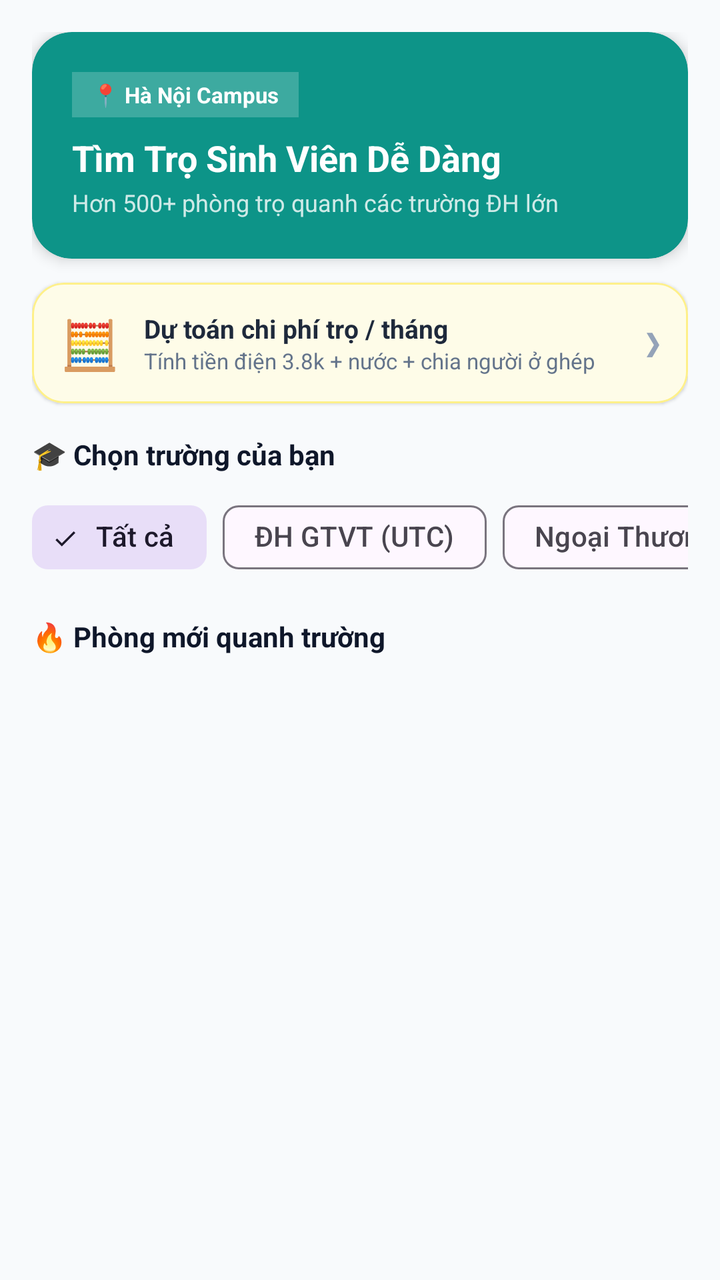
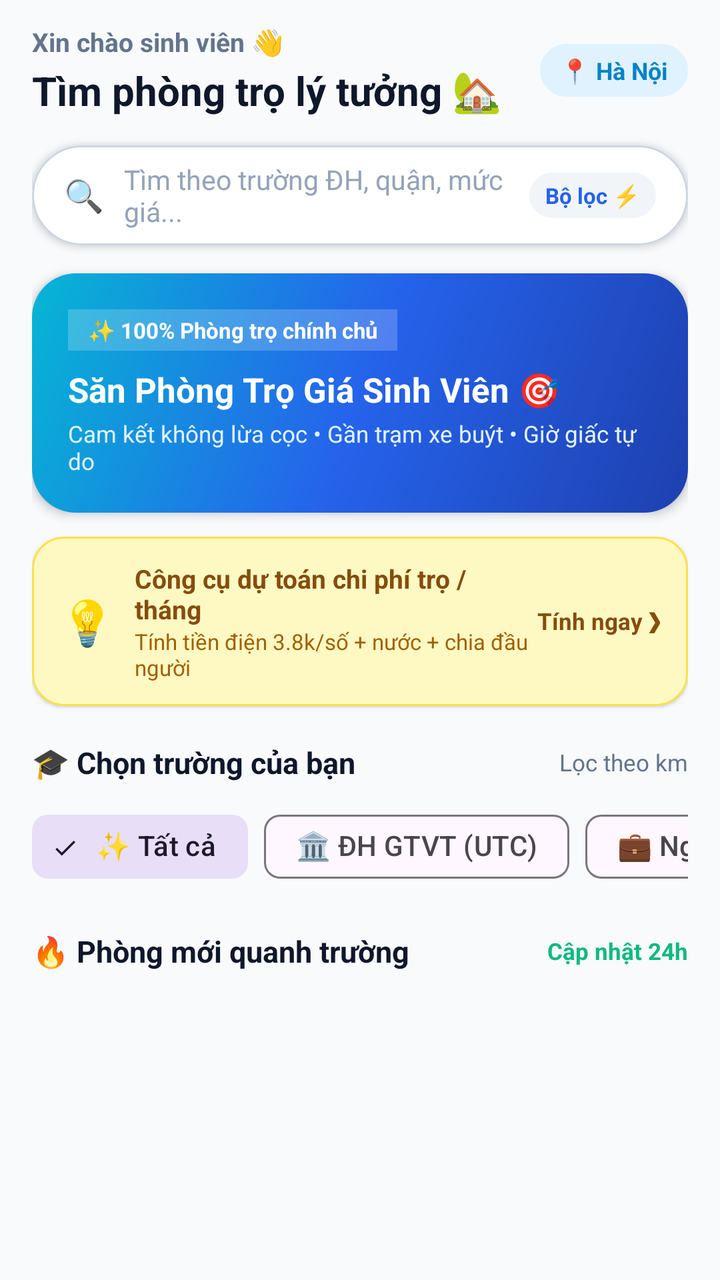

An Android layout rendered at two revisions. The XML below is the earlier revision; the diff shows what the commit changed to produce the second picture.
<!-- AndroidManifest.xml: application theme Theme.UniStay -->
<!-- res/layout/fragment_home.xml -->
<?xml version="1.0" encoding="utf-8"?>
<androidx.core.widget.NestedScrollView
    xmlns:android="http://schemas.android.com/apk/res/android"
    xmlns:app="http://schemas.android.com/apk/res-auto"
    android:layout_width="match_parent"
    android:layout_height="match_parent"
    android:background="#F8FAFC"
    android:fillViewport="true">

    <LinearLayout
        android:layout_width="match_parent"
        android:layout_height="wrap_content"
        android:orientation="vertical"
        android:padding="16dp">

        
        <com.google.android.material.card.MaterialCardView
            android:layout_width="match_parent"
            android:layout_height="wrap_content"
            app:cardBackgroundColor="#0D9488"
            app:cardCornerRadius="20dp"
            app:cardElevation="4dp"
            app:strokeWidth="0dp">

            <LinearLayout
                android:layout_width="match_parent"
                android:layout_height="wrap_content"
                android:orientation="vertical"
                android:padding="20dp">

                <TextView
                    android:layout_width="wrap_content"
                    android:layout_height="wrap_content"
                    android:background="#33FFFFFF"
                    android:paddingHorizontal="10dp"
                    android:paddingVertical="4dp"
                    android:text="📍 Hà Nội Campus"
                    android:textColor="#FFFFFF"
                    android:textSize="11sp"
                    android:textStyle="bold" />

                <TextView
                    android:layout_width="wrap_content"
                    android:layout_height="wrap_content"
                    android:layout_marginTop="8dp"
                    android:text="Tìm Trọ Sinh Viên Dễ Dàng"
                    android:textColor="#FFFFFF"
                    android:textSize="18sp"
                    android:textStyle="bold" />

                <TextView
                    android:layout_width="wrap_content"
                    android:layout_height="wrap_content"
                    android:layout_marginTop="2dp"
                    android:text="Hơn 500+ phòng trọ quanh các trường ĐH lớn"
                    android:textColor="#CCFFFFFF"
                    android:textSize="12sp" />
            </LinearLayout>
        </com.google.android.material.card.MaterialCardView>

        
        <com.google.android.material.card.MaterialCardView
            android:id="@+id/cardCalculator"
            android:layout_width="match_parent"
            android:layout_height="wrap_content"
            android:layout_marginTop="12dp"
            app:cardBackgroundColor="#FEFCE8"
            app:cardCornerRadius="16dp"
            app:cardElevation="1dp"
            app:strokeColor="#FEF08A"
            app:strokeWidth="1dp">

            <LinearLayout
                android:layout_width="match_parent"
                android:layout_height="wrap_content"
                android:gravity="center_vertical"
                android:orientation="horizontal"
                android:padding="14dp">

                <TextView
                    android:layout_width="wrap_content"
                    android:layout_height="wrap_content"
                    android:text="🧮"
                    android:textSize="24sp" />

                <LinearLayout
                    android:layout_width="0dp"
                    android:layout_height="wrap_content"
                    android:layout_marginStart="12dp"
                    android:layout_weight="1"
                    android:orientation="vertical">

                    <TextView
                        android:layout_width="wrap_content"
                        android:layout_height="wrap_content"
                        android:text="Dự toán chi phí trọ / tháng"
                        android:textColor="#1E293B"
                        android:textSize="13sp"
                        android:textStyle="bold" />

                    <TextView
                        android:layout_width="wrap_content"
                        android:layout_height="wrap_content"
                        android:text="Tính tiền điện 3.8k + nước + chia người ở ghép"
                        android:textColor="#64748B"
                        android:textSize="11sp" />
                </LinearLayout>

                <TextView
                    android:layout_width="wrap_content"
                    android:layout_height="wrap_content"
                    android:text="❯"
                    android:textColor="#94A3B8"
                    android:textSize="14sp" />
            </LinearLayout>
        </com.google.android.material.card.MaterialCardView>

        
        <TextView
            android:layout_width="wrap_content"
            android:layout_height="wrap_content"
            android:layout_marginTop="16dp"
            android:text="🎓 Chọn trường của bạn"
            android:textColor="#0F172A"
            android:textSize="14sp"
            android:textStyle="bold" />

        <HorizontalScrollView
            android:layout_width="match_parent"
            android:layout_height="wrap_content"
            android:layout_marginTop="8dp"
            android:scrollbars="none">

            <com.google.android.material.chip.ChipGroup
                android:id="@+id/chipGroupCampus"
                android:layout_width="wrap_content"
                android:layout_height="wrap_content"
                app:singleSelection="true"
                app:selectionRequired="true"
                app:singleLine="true">

                <com.google.android.material.chip.Chip
                    android:id="@+id/chipAll"
                    style="@style/Widget.Material3.Chip.Filter"
                    android:layout_width="wrap_content"
                    android:layout_height="wrap_content"
                    android:checked="true"
                    android:text="Tất cả" />

                <com.google.android.material.chip.Chip
                    android:id="@+id/chipUtc"
                    style="@style/Widget.Material3.Chip.Filter"
                    android:layout_width="wrap_content"
                    android:layout_height="wrap_content"
                    android:text="ĐH GTVT (UTC)" />

                <com.google.android.material.chip.Chip
                    android:id="@+id/chipFtu"
                    style="@style/Widget.Material3.Chip.Filter"
                    android:layout_width="wrap_content"
                    android:layout_height="wrap_content"
                    android:text="Ngoại Thương (FTU)" />

                <com.google.android.material.chip.Chip
                    android:id="@+id/chipBkhn"
                    style="@style/Widget.Material3.Chip.Filter"
                    android:layout_width="wrap_content"
                    android:layout_height="wrap_content"
                    android:text="Bách Khoa (BKHN)" />

                <com.google.android.material.chip.Chip
                    android:id="@+id/chipVnu"
                    style="@style/Widget.Material3.Chip.Filter"
                    android:layout_width="wrap_content"
                    android:layout_height="wrap_content"
                    android:text="ĐHQG (VNU)" />
            </com.google.android.material.chip.ChipGroup>
        </HorizontalScrollView>

        
        <TextView
            android:id="@+id/tvSectionTitle"
            android:layout_width="wrap_content"
            android:layout_height="wrap_content"
            android:layout_marginTop="16dp"
            android:text="🔥 Phòng mới quanh trường"
            android:textColor="#0F172A"
            android:textSize="14sp"
            android:textStyle="bold" />

        
        <androidx.recyclerview.widget.RecyclerView
            android:id="@+id/rvRooms"
            android:layout_width="match_parent"
            android:layout_height="wrap_content"
            android:layout_marginTop="8dp"
            android:nestedScrollingEnabled="false" />



    </LinearLayout>
</androidx.core.widget.NestedScrollView>
<!-- resources referenced by this layout -->
<resources>
  <style name="Theme.UniStay" parent="Base.Theme.UniStay" />
  <style name="Base.Theme.UniStay" parent="Theme.Material3.Light.NoActionBar">
          
          <item name="colorPrimary">@color/primaryColor</item>
          <item name="colorPrimaryVariant">@color/primaryDarkColor</item>
          <item name="colorOnPrimary">@color/white</item>
          <item name="colorSecondary">@color/colorAccent</item>
          <item name="colorSecondaryVariant">@color/primaryColor</item>
          <item name="colorOnSecondary">@color/white</item>
          
          <item name="android:statusBarColor">@color/primaryDarkColor</item>
      </style>
  <color name="primaryColor">#2563EB</color>
  <color name="primaryDarkColor">#1E40AF</color>
  <color name="white">#FFFFFF</color>
  <color name="colorAccent">#3B82F6</color>
</resources>

<!-- the commit's change to res/layout/fragment_home.xml (unified diff, before → after) -->
@@ -11,63 +11,182 @@
         android:layout_width="match_parent"
         android:layout_height="wrap_content"
         android:orientation="vertical"
-        android:padding="16dp">
+        android:paddingHorizontal="16dp"
+        android:paddingTop="12dp"
+        android:paddingBottom="24dp">
+
+        
+        <LinearLayout
+            android:layout_width="match_parent"
+            android:layout_height="wrap_content"
+            android:gravity="center_vertical"
+            android:orientation="horizontal">
+
+            <LinearLayout
+                android:layout_width="0dp"
+                android:layout_height="wrap_content"
+                android:layout_weight="1"
+                android:orientation="vertical">
+
+                <TextView
+                    android:layout_width="wrap_content"
+                    android:layout_height="wrap_content"
+                    android:text="Xin chào sinh viên 👋"
+                    android:textColor="#64748B"
+                    android:textSize="13sp"
+                    android:textStyle="bold" />
+
+                <TextView
+                    android:layout_width="wrap_content"
+                    android:layout_height="wrap_content"
+                    android:layout_marginTop="2dp"
+                    android:text="Tìm phòng trọ lý tưởng 🏡"
+                    android:textColor="#0F172A"
+                    android:textSize="20sp"
+                    android:textStyle="bold" />
+            </LinearLayout>
+
+            
+            <LinearLayout
+                android:layout_width="wrap_content"
+                android:layout_height="wrap_content"
+                android:background="@drawable/bg_search_bar"
+                android:backgroundTint="#E0F2FE"
+                android:gravity="center_vertical"
+                android:paddingHorizontal="10dp"
+                android:paddingVertical="5dp">
+
+                <TextView
+                    android:layout_width="wrap_content"
+                    android:layout_height="wrap_content"
+                    android:text="📍 Hà Nội"
+                    android:textColor="#0284C7"
+                    android:textSize="12sp"
+                    android:textStyle="bold" />
+            </LinearLayout>
+        </LinearLayout>
 
         
         <com.google.android.material.card.MaterialCardView
-            android:layout_width="match_parent"
-            android:layout_height="wrap_content"
-            app:cardBackgroundColor="#0D9488"
-            app:cardCornerRadius="20dp"
-            app:cardElevation="4dp"
-            app:strokeWidth="0dp">
+            android:id="@+id/cardQuickSearch"
+            android:layout_width="match_parent"
+            android:layout_height="50dp"
+            android:layout_marginTop="14dp"
+            android:clickable="true"
+            android:focusable="true"
+            app:cardBackgroundColor="#FFFFFF"
+            app:cardCornerRadius="25dp"
+            app:cardElevation="2dp"
+            app:strokeColor="#CBD5E1"
+            app:strokeWidth="1dp">
 
             <LinearLayout
                 android:layout_width="match_parent"
-                android:layout_height="wrap_content"
-                android:orientation="vertical"
-                android:padding="20dp">
-
-                <TextView
-                    android:layout_width="wrap_content"
-                    android:layout_height="wrap_content"
-                    android:background="#33FFFFFF"
-                    android:paddingHorizontal="10dp"
+                android:layout_height="match_parent"
+                android:gravity="center_vertical"
+                android:orientation="horizontal"
+                android:paddingHorizontal="16dp">
+
+                <TextView
+                    android:layout_width="wrap_content"
+                    android:layout_height="wrap_content"
+                    android:text="🔍"
+                    android:textSize="16sp" />
+
+                <TextView
+                    android:layout_width="0dp"
+                    android:layout_height="wrap_content"
+                    android:layout_marginStart="10dp"
+                    android:layout_weight="1"
+                    android:text="Tìm theo trường ĐH, quận, mức giá..."
+                    android:textColor="#94A3B8"
+                    android:textSize="13.5sp" />
+
+                <TextView
+                    android:layout_width="wrap_content"
+                    android:layout_height="wrap_content"
+                    android:background="@drawable/bg_search_bar"
+                    android:backgroundTint="#F1F5F9"
+                    android:paddingHorizontal="8dp"
                     android:paddingVertical="4dp"
-                    android:text="📍 Hà Nội Campus"
-                    android:textColor="#FFFFFF"
+                    android:text="Bộ lọc ⚡"
+                    android:textColor="#2563EB"
                     android:textSize="11sp"
                     android:textStyle="bold" />
-
-                <TextView
-                    android:layout_width="wrap_content"
-                    android:layout_height="wrap_content"
-                    android:layout_marginTop="8dp"
-                    android:text="Tìm Trọ Sinh Viên Dễ Dàng"
-                    android:textColor="#FFFFFF"
-                    android:textSize="18sp"
-                    android:textStyle="bold" />
-
-                <TextView
-                    android:layout_width="wrap_content"
-                    android:layout_height="wrap_content"
-                    android:layout_marginTop="2dp"
-                    android:text="Hơn 500+ phòng trọ quanh các trường ĐH lớn"
-                    android:textColor="#CCFFFFFF"
-                    android:textSize="12sp" />
             </LinearLayout>
         </com.google.android.material.card.MaterialCardView>
 
         
         <com.google.android.material.card.MaterialCardView
+            android:layout_width="match_parent"
+            android:layout_height="wrap_content"
+            android:layout_marginTop="14dp"
+            app:cardBackgroundColor="@android:color/transparent"
+            app:cardCornerRadius="20dp"
+            app:cardElevation="3dp"
+            app:strokeWidth="0dp">
+
+            <FrameLayout
+                android:layout_width="match_parent"
+                android:layout_height="wrap_content"
+                android:background="@drawable/bg_hero_modern"
+                android:padding="18dp">
+
+                <LinearLayout
+                    android:layout_width="match_parent"
+                    android:layout_height="wrap_content"
+                    android:orientation="vertical">
+
+                    <LinearLayout
+                        android:layout_width="wrap_content"
+                        android:layout_height="wrap_content"
+                        android:background="#33FFFFFF"
+                        android:gravity="center_vertical"
+                        android:orientation="horizontal"
+                        android:paddingHorizontal="10dp"
+                        android:paddingVertical="3dp">
+
+                        <TextView
+                            android:layout_width="wrap_content"
+                            android:layout_height="wrap_content"
+                            android:text="✨ 100% Phòng trọ chính chủ"
+                            android:textColor="#FFFFFF"
+                            android:textSize="11sp"
+                            android:textStyle="bold" />
+                    </LinearLayout>
+
+                    <TextView
+                        android:layout_width="wrap_content"
+                        android:layout_height="wrap_content"
+                        android:layout_marginTop="8dp"
+                        android:text="Săn Phòng Trọ Giá Sinh Viên 🎯"
+                        android:textColor="#FFFFFF"
+                        android:textSize="17sp"
+                        android:textStyle="bold" />
+
+                    <TextView
+                        android:layout_width="wrap_content"
+                        android:layout_height="wrap_content"
+                        android:layout_marginTop="3dp"
+                        android:text="Cam kết không lừa cọc • Gần trạm xe buýt • Giờ giấc tự do"
+                        android:textColor="#E0F2FE"
+                        android:textSize="11.5sp" />
+                </LinearLayout>
+            </FrameLayout>
+        </com.google.android.material.card.MaterialCardView>
+
+        
+        <com.google.android.material.card.MaterialCardView
             android:id="@+id/cardCalculator"
             android:layout_width="match_parent"
             android:layout_height="wrap_content"
             android:layout_marginTop="12dp"
-            app:cardBackgroundColor="#FEFCE8"
+            android:clickable="true"
+            android:focusable="true"
+            app:cardBackgroundColor="#FEF9C3"
             app:cardCornerRadius="16dp"
             app:cardElevation="1dp"
-            app:strokeColor="#FEF08A"
+            app:strokeColor="#FDE047"
             app:strokeWidth="1dp">
 
             <LinearLayout
@@ -75,69 +194,87 @@
                 android:layout_height="wrap_content"
                 android:gravity="center_vertical"
                 android:orientation="horizontal"
-                android:padding="14dp">
-
-                <TextView
-                    android:layout_width="wrap_content"
-                    android:layout_height="wrap_content"
-                    android:text="🧮"
-                    android:textSize="24sp" />
+                android:paddingHorizontal="14dp"
+                android:paddingVertical="12dp">
+
+                <TextView
+                    android:layout_width="wrap_content"
+                    android:layout_height="wrap_content"
+                    android:text="💡"
+                    android:textSize="22sp" />
 
                 <LinearLayout
                     android:layout_width="0dp"
                     android:layout_height="wrap_content"
-                    android:layout_marginStart="12dp"
+                    android:layout_marginStart="10dp"
                     android:layout_weight="1"
                     android:orientation="vertical">
 
                     <TextView
                         android:layout_width="wrap_content"
                         android:layout_height="wrap_content"
-                        android:text="Dự toán chi phí trọ / tháng"
-                        android:textColor="#1E293B"
+                        android:text="Công cụ dự toán chi phí trọ / tháng"
+                        android:textColor="#854D0E"
                         android:textSize="13sp"
                         android:textStyle="bold" />
 
                     <TextView
                         android:layout_width="wrap_content"
                         android:layout_height="wrap_content"
-                        android:text="Tính tiền điện 3.8k + nước + chia người ở ghép"
-                        android:textColor="#64748B"
+                        android:text="Tính tiền điện 3.8k/số + nước + chia đầu người"
+                        android:textColor="#A16207"
                         android:textSize="11sp" />
                 </LinearLayout>
 
                 <TextView
                     android:layout_width="wrap_content"
                     android:layout_height="wrap_content"
-                    android:text="❯"
-                    android:textColor="#94A3B8"
-                    android:textSize="14sp" />
+                    android:text="Tính ngay ❯"
+                    android:textColor="#854D0E"
+                    android:textSize="11.5sp"
+                    android:textStyle="bold" />
             </LinearLayout>
         </com.google.android.material.card.MaterialCardView>
 
         
-        <TextView
-            android:layout_width="wrap_content"
-            android:layout_height="wrap_content"
-            android:layout_marginTop="16dp"
-            android:text="🎓 Chọn trường của bạn"
-            android:textColor="#0F172A"
-            android:textSize="14sp"
-            android:textStyle="bold" />
+        <LinearLayout
+            android:layout_width="match_parent"
+            android:layout_height="wrap_content"
+            android:layout_marginTop="18dp"
+            android:gravity="center_vertical"
+            android:orientation="horizontal">
+
+            <TextView
+                android:layout_width="0dp"
+                android:layout_height="wrap_content"
+                android:layout_weight="1"
+                android:text="🎓 Chọn trường của bạn"
+                android:textColor="#0F172A"
+                android:textSize="15sp"
+                android:textStyle="bold" />
+
+            <TextView
+                android:layout_width="wrap_content"
+                android:layout_height="wrap_content"
+                android:text="Lọc theo km"
+                android:textColor="#64748B"
+                android:textSize="11.5sp" />
+        </LinearLayout>
 
         <HorizontalScrollView
             android:layout_width="match_parent"
             android:layout_height="wrap_content"
             android:layout_marginTop="8dp"
+            android:overScrollMode="never"
             android:scrollbars="none">
 
             <com.google.android.material.chip.ChipGroup
                 android:id="@+id/chipGroupCampus"
                 android:layout_width="wrap_content"
                 android:layout_height="wrap_content"
-                app:singleSelection="true"
                 app:selectionRequired="true"
-                app:singleLine="true">
+                app:singleLine="true"
+                app:singleSelection="true">
 
                 <com.google.android.material.chip.Chip
                     android:id="@+id/chipAll"
@@ -145,48 +282,64 @@
                     android:layout_width="wrap_content"
                     android:layout_height="wrap_content"
                     android:checked="true"
-                    android:text="Tất cả" />
+                    android:text="✨ Tất cả" />
 
                 <com.google.android.material.chip.Chip
                     android:id="@+id/chipUtc"
                     style="@style/Widget.Material3.Chip.Filter"
                     android:layout_width="wrap_content"
                     android:layout_height="wrap_content"
-                    android:text="ĐH GTVT (UTC)" />
+                    android:text="🏛️ ĐH GTVT (UTC)" />
 
                 <com.google.android.material.chip.Chip
                     android:id="@+id/chipFtu"
                     style="@style/Widget.Material3.Chip.Filter"
                     android:layout_width="wrap_content"
                     android:layout_height="wrap_content"
-                    android:text="Ngoại Thương (FTU)" />
+                    android:text="💼 Ngoại Thương (FTU)" />
 
                 <com.google.android.material.chip.Chip
                     android:id="@+id/chipBkhn"
                     style="@style/Widget.Material3.Chip.Filter"
                     android:layout_width="wrap_content"
                     android:layout_height="wrap_content"
-                    android:text="Bách Khoa (BKHN)" />
+                    android:text="⚙️ Bách Khoa (BKHN)" />
 
                 <com.google.android.material.chip.Chip
                     android:id="@+id/chipVnu"
                     style="@style/Widget.Material3.Chip.Filter"
                     android:layout_width="wrap_content"
                     android:layout_height="wrap_content"
-                    android:text="ĐHQG (VNU)" />
+                    android:text="📚 ĐHQG (VNU)" />
             </com.google.android.material.chip.ChipGroup>
         </HorizontalScrollView>
 
         
-        <TextView
-            android:id="@+id/tvSectionTitle"
-            android:layout_width="wrap_content"
-            android:layout_height="wrap_content"
-            android:layout_marginTop="16dp"
-            android:text="🔥 Phòng mới quanh trường"
-            android:textColor="#0F172A"
-            android:textSize="14sp"
-            android:textStyle="bold" />
+        <LinearLayout
+            android:layout_width="match_parent"
+            android:layout_height="wrap_content"
+            android:layout_marginTop="18dp"
+            android:gravity="center_vertical"
+            android:orientation="horizontal">
+
+            <TextView
+                android:id="@+id/tvSectionTitle"
+                android:layout_width="0dp"
+                android:layout_height="wrap_content"
+                android:layout_weight="1"
+                android:text="🔥 Phòng mới quanh trường"
+                android:textColor="#0F172A"
+                android:textSize="15sp"
+                android:textStyle="bold" />
+
+            <TextView
+                android:layout_width="wrap_content"
+                android:layout_height="wrap_content"
+                android:text="Cập nhật 24h"
+                android:textColor="#10B981"
+                android:textSize="11.5sp"
+                android:textStyle="bold" />
+        </LinearLayout>
 
         
         <androidx.recyclerview.widget.RecyclerView
@@ -196,7 +349,5 @@
             android:layout_marginTop="8dp"
             android:nestedScrollingEnabled="false" />
 
-
-
     </LinearLayout>
 </androidx.core.widget.NestedScrollView>
<!-- resource entries referenced after the edit -->
@@ -1,5 +1,24 @@
 <!-- resources referenced by this layout -->
 <resources>
+  <!-- drawable bg_hero_modern (drawable) -->
+  <?xml version="1.0" encoding="utf-8"?>
+  <shape xmlns:android="http://schemas.android.com/apk/res/android"
+      android:shape="rectangle">
+      <gradient
+          android:angle="135"
+          android:startColor="#1E40AF"
+          android:centerColor="#2563EB"
+          android:endColor="#06B6D4"
+          android:type="linear" />
+      <corners android:radius="22dp" />
+  </shape>
+  <!-- drawable bg_search_bar (drawable) -->
+  <?xml version="1.0" encoding="utf-8"?>
+  <shape xmlns:android="http://schemas.android.com/apk/res/android">
+      <solid android:color="#FFFFFF" />
+      <corners android:radius="14dp" />
+      <stroke android:width="1dp" android:color="#CBD5E1" />
+  </shape>
   <style name="Theme.UniStay" parent="Base.Theme.UniStay" />
   <style name="Base.Theme.UniStay" parent="Theme.Material3.Light.NoActionBar">
           
